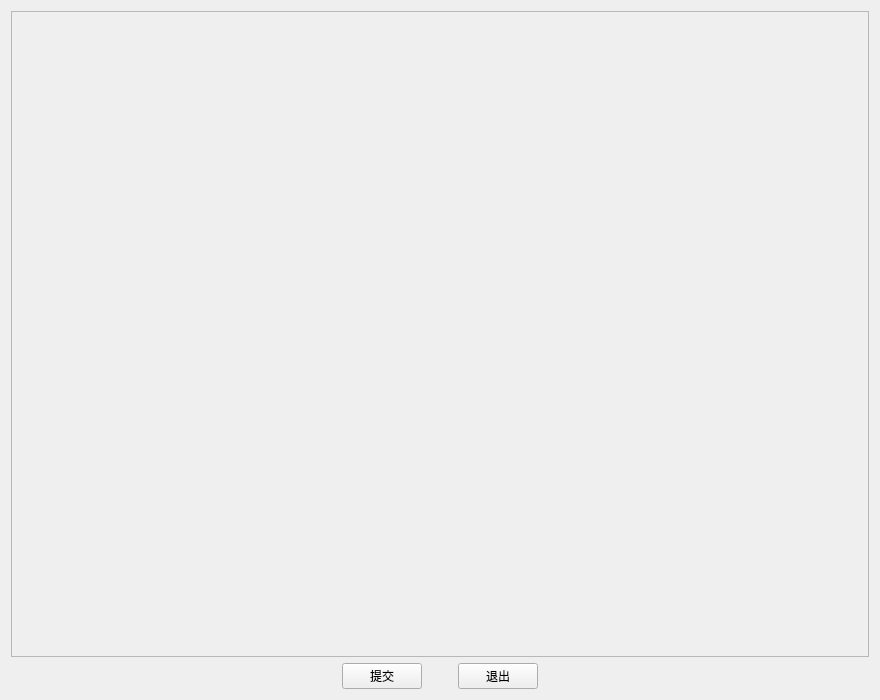
Before: the Qt Designer form PatternKnowledgeEducationSystem/helper/learningpatterntest.ui in JosanSun/NewGenerationNetworkEducation, drawn with Qt 5.
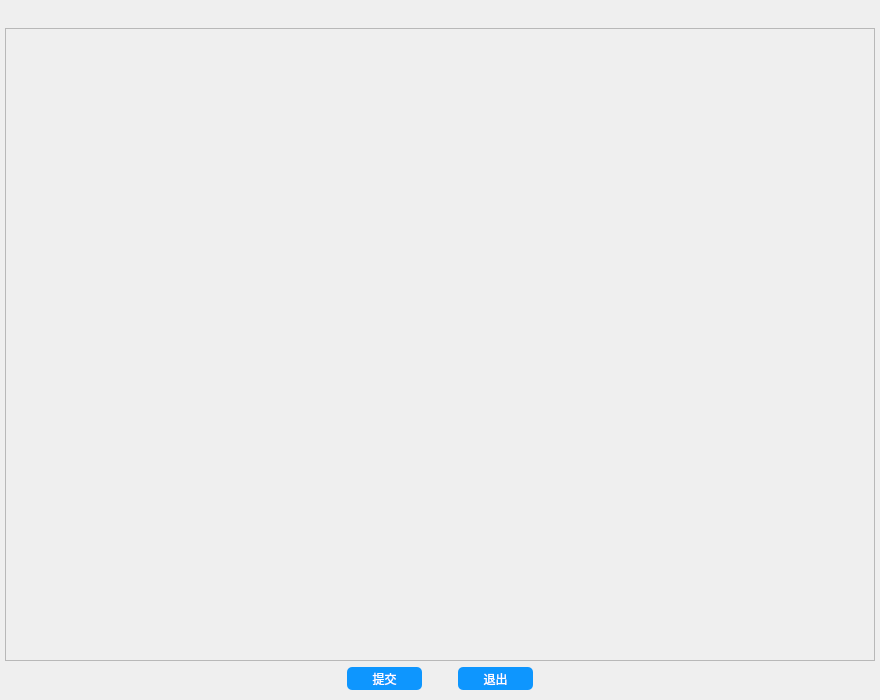
After: the same form once the commit is applied.

Patch:
```diff
--- a/PatternKnowledgeEducationSystem/helper/learningpatterntest.ui
+++ b/PatternKnowledgeEducationSystem/helper/learningpatterntest.ui
@@ -14,34 +14,143 @@
    <string>学习特征调查问卷</string>
   </property>
   <layout class="QVBoxLayout" name="verticalLayout">
+   <property name="leftMargin">
+    <number>0</number>
+   </property>
+   <property name="topMargin">
+    <number>0</number>
+   </property>
+   <property name="rightMargin">
+    <number>0</number>
+   </property>
+   <property name="bottomMargin">
+    <number>0</number>
+   </property>
    <item>
-    <widget class="QScrollArea" name="scrollArea">
-     <property name="sizePolicy">
-      <sizepolicy hsizetype="Expanding" vsizetype="Expanding">
-       <horstretch>0</horstretch>
-       <verstretch>0</verstretch>
-      </sizepolicy>
+    <layout class="QHBoxLayout" name="horizontalLayout_2">
+     <property name="spacing">
+      <number>0</number>
      </property>
-     <property name="widgetResizable">
-      <bool>true</bool>
+     <property name="bottomMargin">
+      <number>0</number>
      </property>
-     <widget class="QWidget" name="scrollAreaWidgetContents">
-      <property name="geometry">
-       <rect>
-        <x>0</x>
-        <y>0</y>
-        <width>860</width>
-        <height>649</height>
-       </rect>
-      </property>
-     </widget>
-    </widget>
+     <item>
+      <spacer name="horizontalSpacer_4">
+       <property name="orientation">
+        <enum>Qt::Horizontal</enum>
+       </property>
+       <property name="sizeHint" stdset="0">
+        <size>
+         <width>40</width>
+         <height>20</height>
+        </size>
+       </property>
+      </spacer>
+     </item>
+     <item>
+      <widget class="QPushButton" name="buttonMin">
+       <property name="styleSheet">
+        <string notr="true">QPushButton#buttonMin
+{
+    background-color:transparent;
+}</string>
+       </property>
+       <property name="text">
+        <string/>
+       </property>
+       <property name="flat">
+        <bool>true</bool>
+       </property>
+      </widget>
+     </item>
+     <item>
+      <widget class="QPushButton" name="buttonClose">
+       <property name="styleSheet">
+        <string notr="true">QPushButton#buttonClose
+{
+    background-color:transparent;
+}</string>
+       </property>
+       <property name="text">
+        <string/>
+       </property>
+       <property name="flat">
+        <bool>true</bool>
+       </property>
+      </widget>
+     </item>
+    </layout>
+   </item>
+   <item>
+    <layout class="QHBoxLayout" name="horizontalLayout_3">
+     <item>
+      <spacer name="horizontalSpacer_5">
+       <property name="orientation">
+        <enum>Qt::Horizontal</enum>
+       </property>
+       <property name="sizeType">
+        <enum>QSizePolicy::Fixed</enum>
+       </property>
+       <property name="sizeHint" stdset="0">
+        <size>
+         <width>5</width>
+         <height>20</height>
+        </size>
+       </property>
+      </spacer>
+     </item>
+     <item>
+      <widget class="QScrollArea" name="scrollArea">
+       <property name="sizePolicy">
+        <sizepolicy hsizetype="Expanding" vsizetype="Expanding">
+         <horstretch>0</horstretch>
+         <verstretch>0</verstretch>
+        </sizepolicy>
+       </property>
+       <property name="widgetResizable">
+        <bool>true</bool>
+       </property>
+       <widget class="QWidget" name="scrollAreaWidgetContents">
+        <property name="geometry">
+         <rect>
+          <x>0</x>
+          <y>0</y>
+          <width>854</width>
+          <height>625</height>
+         </rect>
+        </property>
+       </widget>
+      </widget>
+     </item>
+     <item>
+      <spacer name="horizontalSpacer_6">
+       <property name="orientation">
+        <enum>Qt::Horizontal</enum>
+       </property>
+       <property name="sizeType">
+        <enum>QSizePolicy::Fixed</enum>
+       </property>
+       <property name="sizeHint" stdset="0">
+        <size>
+         <width>5</width>
+         <height>20</height>
+        </size>
+       </property>
+      </spacer>
+     </item>
+    </layout>
    </item>
    <item>
     <layout class="QHBoxLayout" name="horizontalLayout">
      <property name="sizeConstraint">
       <enum>QLayout::SetMinimumSize</enum>
      </property>
+     <property name="topMargin">
+      <number>0</number>
+     </property>
+     <property name="bottomMargin">
+      <number>10</number>
+     </property>
      <item>
       <spacer name="horizontalSpacer_2">
        <property name="orientation">
@@ -57,6 +166,21 @@
      </item>
      <item>
       <widget class="QPushButton" name="submitButton">
+       <property name="minimumSize">
+        <size>
+         <width>75</width>
+         <height>23</height>
+        </size>
+       </property>
+       <property name="styleSheet">
+        <string notr="true">QPushButton
+{
+    color:white;
+    background-color:rgb(14 , 150 , 254);
+    border-radius:5px;
+}
+</string>
+       </property>
        <property name="text">
         <string>提交</string>
        </property>
@@ -80,6 +204,21 @@
      </item>
      <item>
       <widget class="QPushButton" name="exitButton">
+       <property name="minimumSize">
+        <size>
+         <width>75</width>
+         <height>23</height>
+        </size>
+       </property>
+       <property name="styleSheet">
+        <string notr="true">QPushButton
+{
+    color:white;
+    background-color:rgb(14 , 150 , 254);
+    border-radius:5px;
+}
+</string>
+       </property>
        <property name="text">
         <string>退出</string>
        </property>
```
